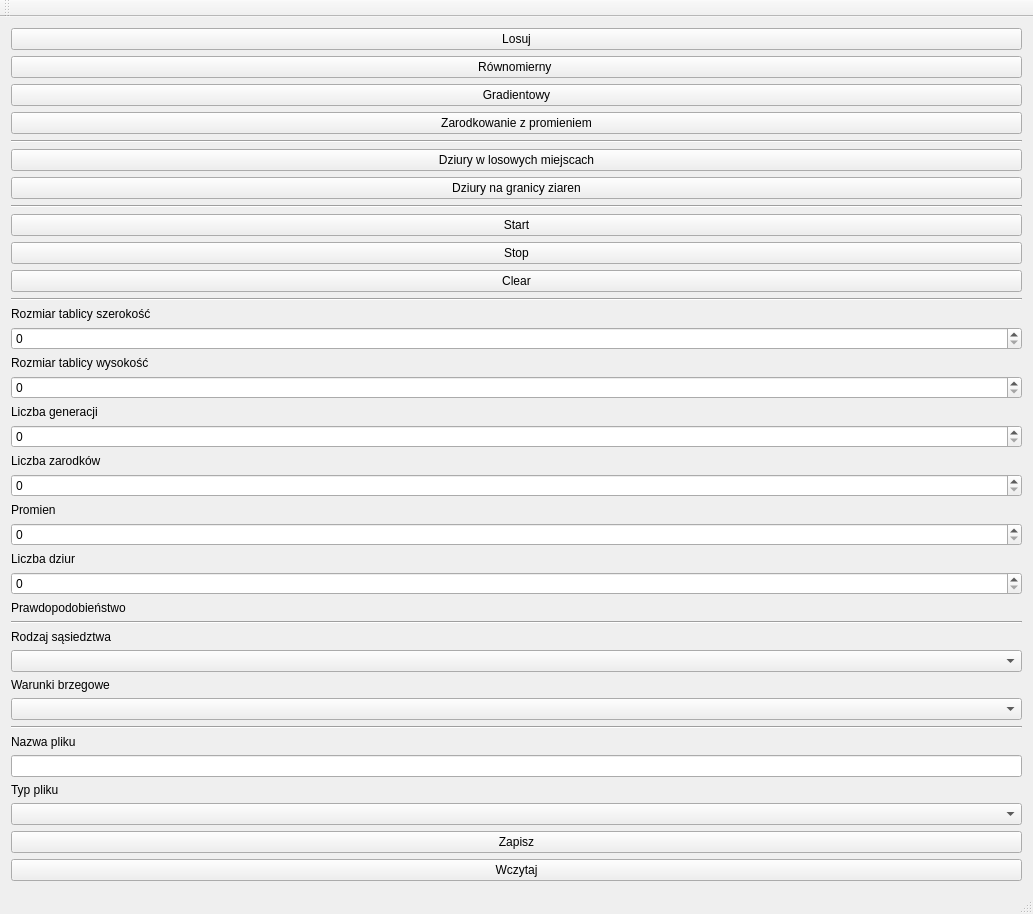
This is mainwindow.ui in nx7400/MultiscaleModeling as Qt 5 draws it before an edit. The edited form follows.
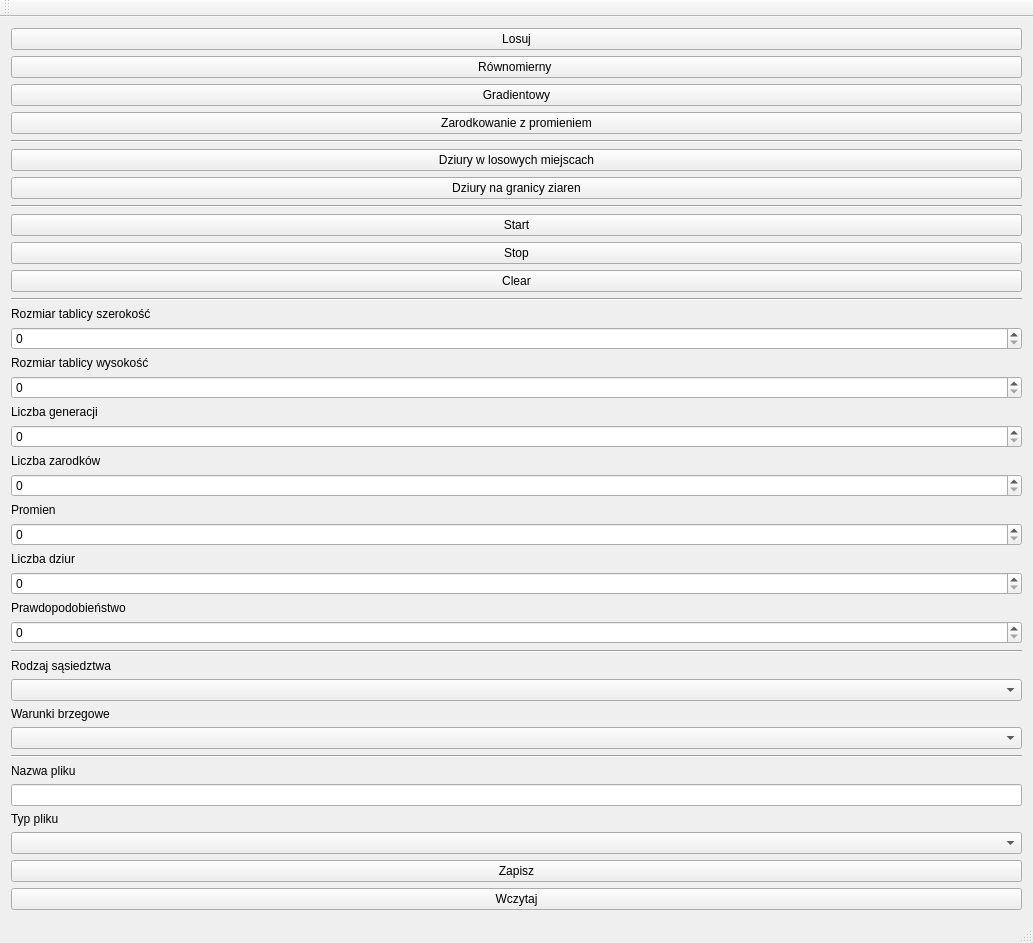
This is the edited form.

Commit message: Added probability spin box on GUI. Small clean up.

```diff
--- a/mainwindow.ui
+++ b/mainwindow.ui
@@ -7,7 +7,7 @@
     <x>0</x>
     <y>0</y>
     <width>1033</width>
-    <height>897</height>
+    <height>916</height>
    </rect>
   </property>
   <property name="windowTitle">
@@ -171,6 +171,9 @@
         </property>
        </widget>
       </item>
+      <item>
+       <widget class="QSpinBox" name="spinBox"/>
+      </item>
       <item>
        <widget class="Line" name="line_4">
         <property name="orientation">
```
The commit also changes 5 other files.
